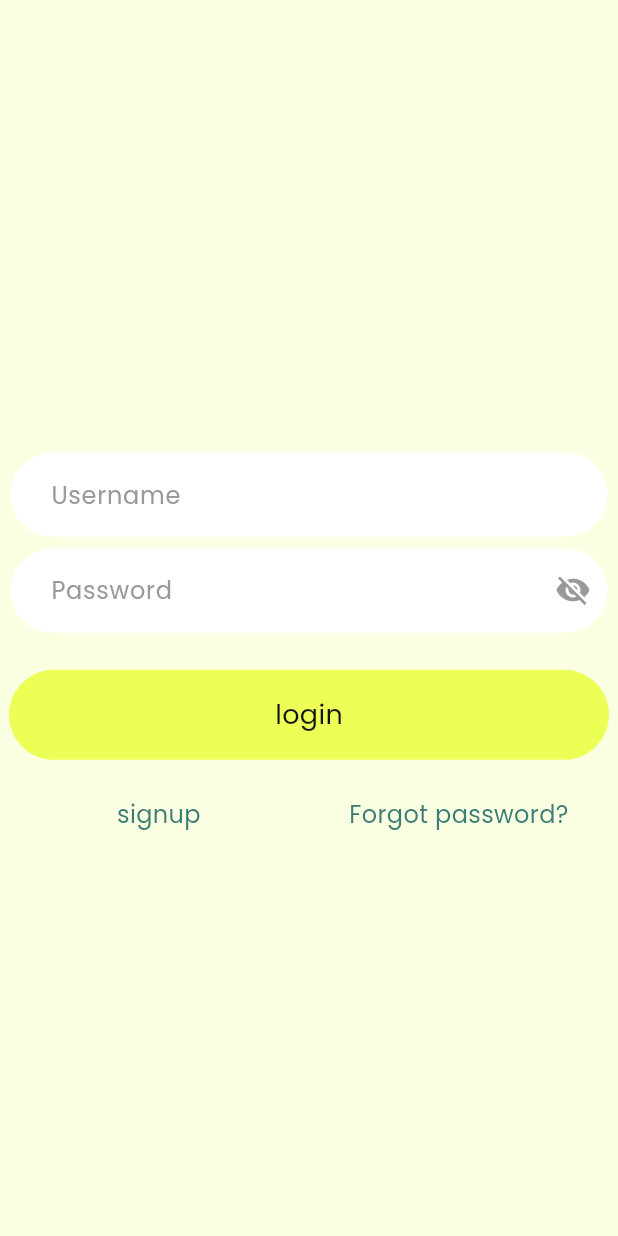
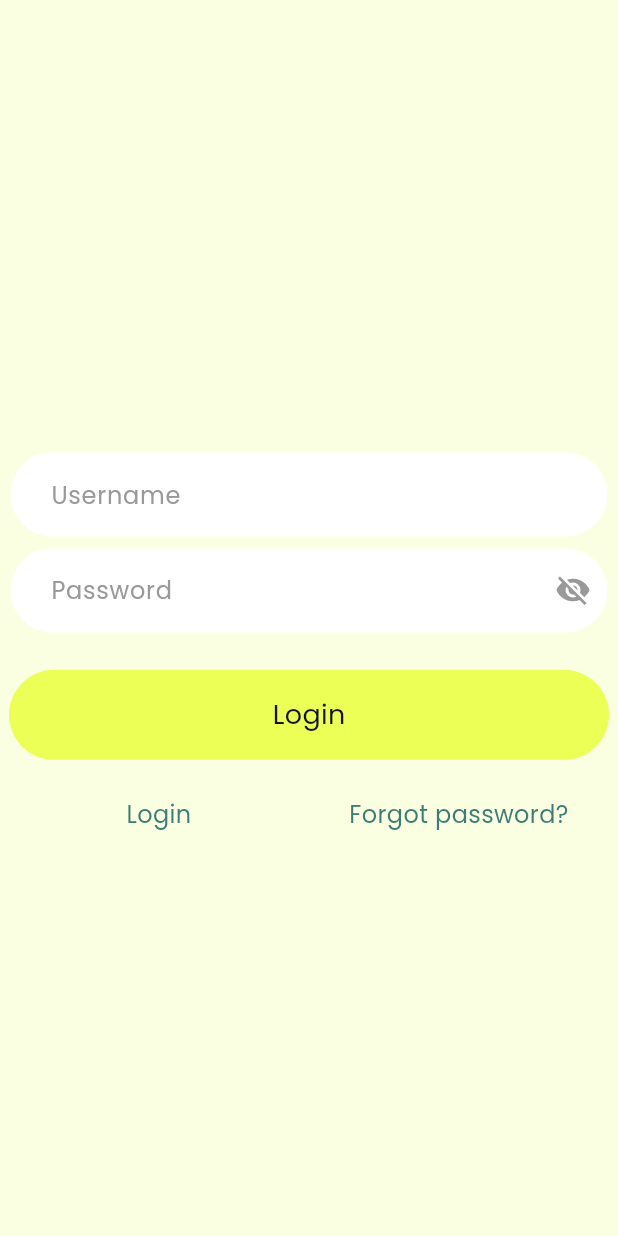
Before and after one commit to gitformannon/Finance, a Flutter app: the screen it shows after launch, on a phone screen of 412 x 824 dp. Run offline on Flutter 3.47's test engine with Material 3 defaults, Android fonts, the phone set to English and light mode, and no system bars; our stand-ins replace bloc, cached_network_image, currency_text_input_formatter, dartz, dio, easy_localization and 13 more; accounts and stored records are empty; generated files the repository leaves out were written again.

Commit message:
Finance FE Localization

```diff
--- a/mobile_frontend/lib/core/constants/locale_keys.dart
+++ b/mobile_frontend/lib/core/constants/locale_keys.dart
@@ -12,9 +12,11 @@
   static const logout = 'logout';
   static const userName = 'userName';
   static const password = 'password';
-  static const enter = 'login';
+  static const enter = 'enter';
   static const analytics = 'analytics';
-  static const serverError="serverError";
-  static const signup = 'signup';
-  static const resetpass = 'Forgot password?';
+  static const live = 'live';
+  static const control = 'control';
+  static const profile = 'profile';
+  static const serverError = 'serverError';
+  static const resetPass = 'resetPass';
 }
--- a/mobile_frontend/lib/features/auth/presentation/pages/login.dart
+++ b/mobile_frontend/lib/features/auth/presentation/pages/login.dart
@@ -94,7 +94,7 @@ class _LoginPageState extends State<LoginPage> {
                             onTap: _login,
                             isLoading:
                                 state.status == RequestStatus.loading,
-                            text: LocaleKeys.enter,
+                            text: LocaleKeys.enter.tr(),
                           ),
                           SizedBox(height: AppSizes.spaceL20.h),
                           Row(
@@ -104,14 +104,14 @@ class _LoginPageState extends State<LoginPage> {
                                 child: WTextButton(
                                   onTap: () =>
                                       context.read<NavigateCubit>().goToRegisterPage(),
-                                  text: LocaleKeys.signup,
+                                  text: LocaleKeys.enter.tr(),
                                 ),
                               ),
                               Expanded(
                                 child: WTextButton(
                                   onTap: () =>
                                       context.read<NavigateCubit>().goToForgotPasswordPage(),
-                                  text: LocaleKeys.resetpass,
+                                  text: LocaleKeys.resetPass.tr(),
                                 ),
                               ),
                             ],
```
Also changed, not shown: mobile_frontend/assets/locale/en.json (+5 -3 lines), mobile_frontend/assets/locale/ru.json (+5 -3 lines), mobile_frontend/assets/locale/uz.json (+5 -3 lines).
